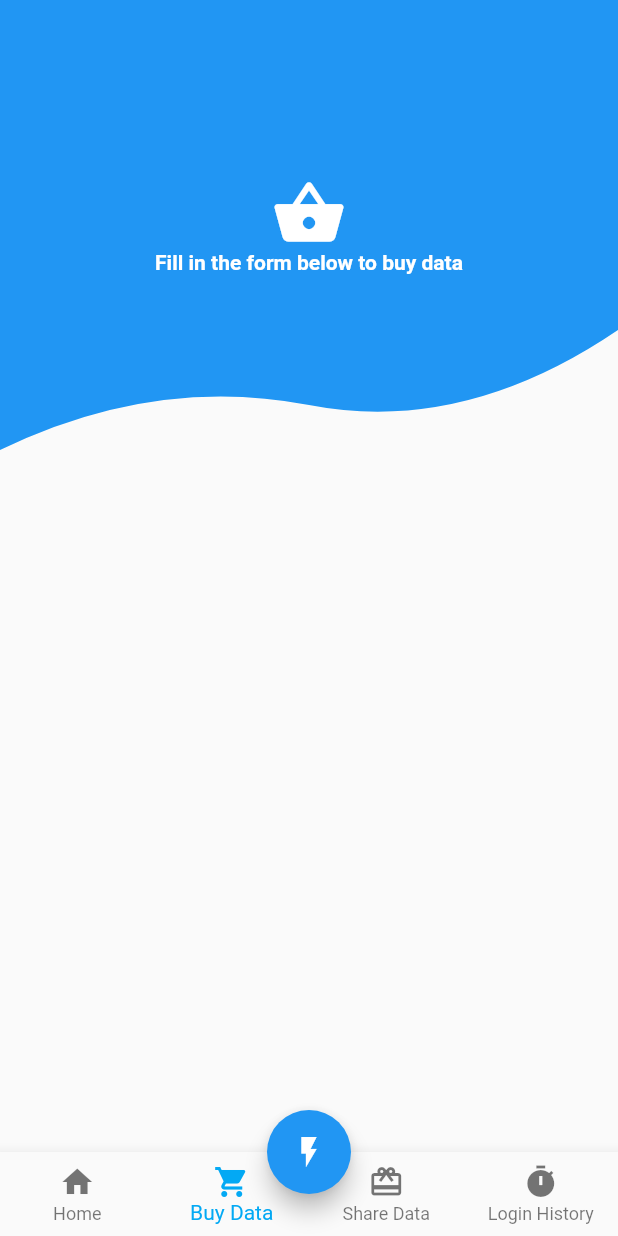
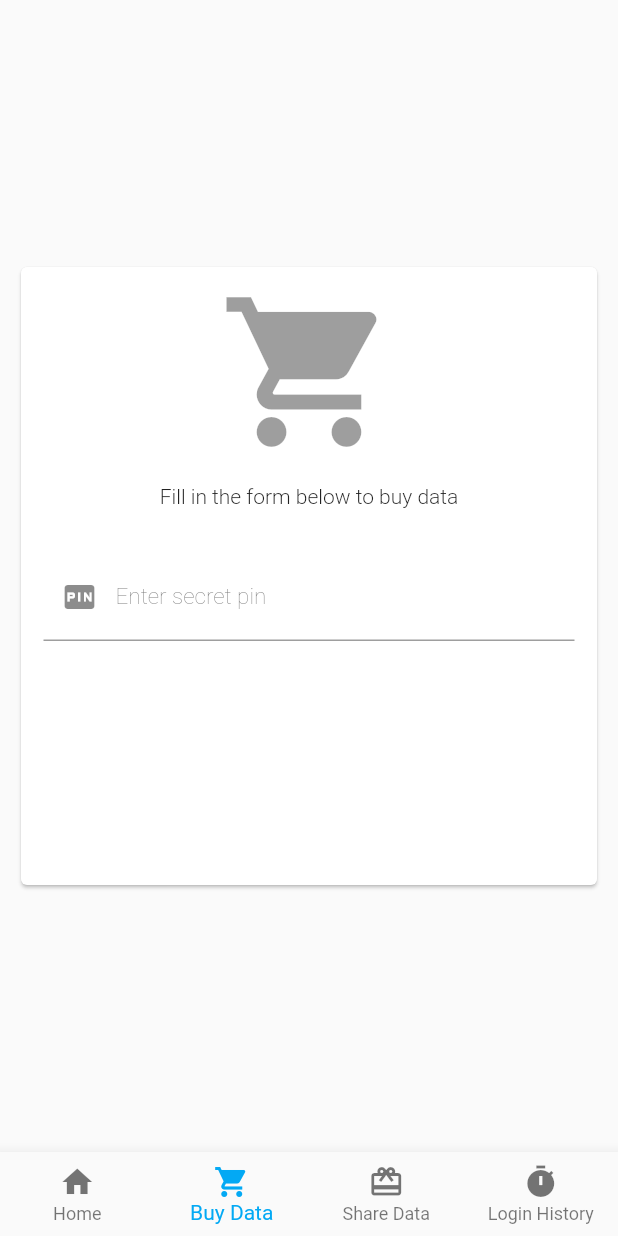
Before and after one commit to Fstackdevio/Netsurf-Mobile, a Flutter app: the WrapperScreen screen opened directly, item 2 of the bottom bar chosen, on a phone screen of 412 x 824 dp. Run offline on Flutter 3.47's test engine with Material 2 defaults, Android fonts, the phone set to English and light mode, and no system bars.

Commit message:
Removed clipper on sharedata page

```diff
--- a/lib/pages/buy.dart
+++ /dev/null
@@ -1,106 +0,0 @@
-import 'package:flutter/material.dart';
-import 'package:netsurf_pro/tools/custom_shape.dart';
-
-class BuyScreen extends StatefulWidget {
-  @override
-  _BuyScreenState createState() => new _BuyScreenState();
-}
-
-class _BuyScreenState extends State<BuyScreen> {
-  TextEditingController ctrlWallet = new TextEditingController();
-  TextEditingController ctrlUser = new TextEditingController();
-  TextEditingController ctrlAmt = new TextEditingController();
-  TextEditingController ctrlPin = new TextEditingController();
-  @override
-  Widget build(BuildContext context) {
-    return new Scaffold(
-        body: new SingleChildScrollView(
-      child: Stack(children: <Widget>[
-        new ClipPath(
-          clipper: new CustomShape(),
-          child: new Container(
-            height: 300.0,
-            width: double.infinity,
-            color: Colors.blue,
-            child: new Column(
-              mainAxisAlignment: MainAxisAlignment.center,
-              children: <Widget>[
-                new Icon(
-                  Icons.shopping_basket,
-                  size: 50.0,
-                  color: Colors.white,
-                ),
-                new Text(
-                  'Fill in the form below to buy data',
-                  style: new TextStyle(
-                      color: Colors.white, fontWeight: FontWeight.bold),
-                ),
-              ],
-            ),
-          ),
-        ),
-        // Column(
-        //   children: <Widget>[
-        //     SizedBox(
-        //       height: 250.0,
-        //     ),
-        //     new Container(
-        //       height: 200.0,
-        //       padding: EdgeInsets.all(16.0),
-        //       decoration: BoxDecoration(
-        //         color: Colors.lime,
-        //       ),
-        //       child: Row(
-        //         mainAxisSize: MainAxisSize.max,
-        //         mainAxisAlignment: MainAxisAlignment.spaceBetween,
-        //         children: <Widget>[
-        //           Column(
-        //             children: <Widget>[
-        //               TextFormField(
-        //                   controller: ctrlWallet,
-        //                   decoration: InputDecoration(
-        //                     prefixIcon: Icon(Icons.person_outline),
-        //                     suffixIcon: Icon(Icons.edit),
-        //                     hintText: 'E-wallet Account Number',
-        //                     hintStyle: new TextStyle(
-        //                         fontWeight: FontWeight.bold,
-        //                         color: Colors.grey),
-        //                   )),
-        //               SizedBox(
-        //                 height: 20.0,
-        //               ),
-        //               TextFormField(
-        //                   controller: ctrlUser,
-        //                   decoration: InputDecoration(
-        //                     prefixIcon: Icon(Icons.person_add),
-        //                     hintText: 'Username',
-        //                     hintStyle: new TextStyle(
-        //                         fontWeight: FontWeight.bold,
-        //                         color: Colors.grey),
-        //                   )),
-        //               SizedBox(
-        //                 height: 20.0,
-        //               ),
-        //               TextFormField(
-        //                   controller: ctrlUser,
-        //                   decoration: InputDecoration(
-        //                     prefixIcon: Icon(Icons.lock_open),
-        //                     hintText: 'Secret Pin or E-wallet Pin',
-        //                     hintStyle: new TextStyle(
-        //                         fontWeight: FontWeight.bold,
-        //                         color: Colors.grey),
-        //                   )),
-        //             ],
-        //           )
-        //         ],
-        //       ),
-        //     ),
-        //     SizedBox(
-        //       height: 20.0,
-        //     )
-        //   ],
-        // ),
-      ]),
-    ));
-  }
-}
--- /dev/null
+++ b/lib/pages/buydata.dart
@@ -0,0 +1,63 @@
+import 'package:flutter/material.dart';
+
+
+class BuyData extends StatefulWidget{
+  @override
+  _BuyDataState createState() => new _BuyDataState();
+}
+
+
+class _BuyDataState extends State<BuyData>{
+  Widget build(BuildContext context){
+    //build function returns a "widget"
+    var card =  new Card(
+      child: new Column(
+        children: <Widget>[
+
+          new IconButton(color: Colors.blue,
+         icon: Icon(Icons.shopping_cart),
+         iconSize: 120.0,
+         padding: const EdgeInsets.only(top: 10.0, bottom: 15.0),
+       ),
+       new Text("Fill in the form below to buy data", style: new TextStyle(fontWeight: FontWeight.w300),),
+       Padding(padding: EdgeInsets.only(bottom: 30.0 ) ,),
+       new Container(
+          padding:
+          EdgeInsets.only(left: 15.0, right: 15.0),
+
+      child: new TextFormField(decoration: InputDecoration(
+         prefixIcon: Icon(Icons.fiber_pin),
+
+         labelText: 'Enter secret pin',
+         labelStyle: TextStyle(fontWeight: FontWeight.w200, fontSize: 15.0, ),
+
+       ),)
+        )
+
+
+        ],
+
+      ),
+      );
+      final sizedBox = new Container(
+        margin: new EdgeInsets.only(left: 10.0,  right: 10.0),
+        child: new SizedBox(
+          height: 420.0,
+          width: 420.0,
+          child: card,
+        ),
+      );
+      final center = new Center(
+
+        child: sizedBox,
+        );
+      return new MaterialApp(
+
+        home: new Scaffold(
+
+          body: center,
+        )
+        );
+
+  }
+}
--- a/lib/pages/home.dart
+++ b/lib/pages/home.dart
@@ -1,5 +1,4 @@
 import 'package:flutter/material.dart';
-import 'package:netsurf_pro/models/trans_card.dart';
 import 'package:netsurf_pro/pages/notification.dart';
 import 'package:netsurf_pro/pages/settings.dart';
 
--- a/lib/pages/wrapper.dart
+++ b/lib/pages/wrapper.dart
@@ -1,7 +1,7 @@
 import 'package:flutter/material.dart';
-import 'package:netsurf_pro/pages/buy.dart';
+import 'package:netsurf_pro/pages/buydata.dart';
 import 'package:netsurf_pro/pages/home.dart';
-import 'package:netsurf_pro/pages/share.dart';
+import 'package:netsurf_pro/pages/sharedata.dart';
 
 class WrapperScreen extends StatefulWidget {
   @override
@@ -21,8 +21,8 @@ class _WrapperScreenState extends State<WrapperScreen> {
   Widget build(BuildContext context) {
     List<Widget> _screens = [
       HomeScreen(),
-      BuyScreen(),
-      ShareScreen(),
+      BuyData(),
+      ShareData(),
       Center(
         child: new Text('Login History'),
       ),
@@ -30,12 +30,6 @@ class _WrapperScreenState extends State<WrapperScreen> {
     return Scaffold(
       backgroundColor: Colors.white,
       body: _screens[_currentIndex],
-      floatingActionButton: new FloatingActionButton(
-        onPressed: () {},
-        backgroundColor: Colors.blue,
-        child: new Icon(Icons.flash_on),
-      ),
-      floatingActionButtonLocation: FloatingActionButtonLocation.centerDocked,
       bottomNavigationBar: BottomNavigationBar(
         currentIndex: _currentIndex,
         type: BottomNavigationBarType.fixed,
```
Also changed, not shown: lib/pages/login.dart (+4 -4 lines), lib/pages/share.dart (deleted, +0 -52 lines), lib/pages/sharedata.dart (added, +75 -0 lines).
